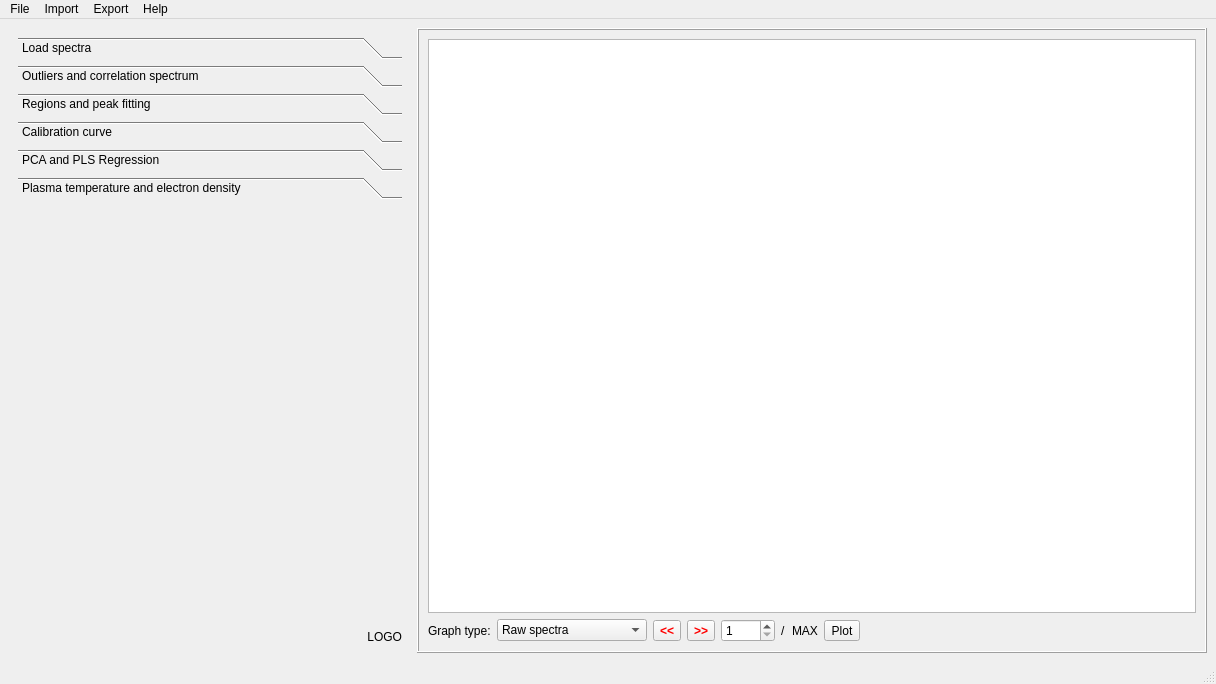
The window that pic/libssa.ui (kstenio/libssa) describes before a commit, drawn with Qt 5.
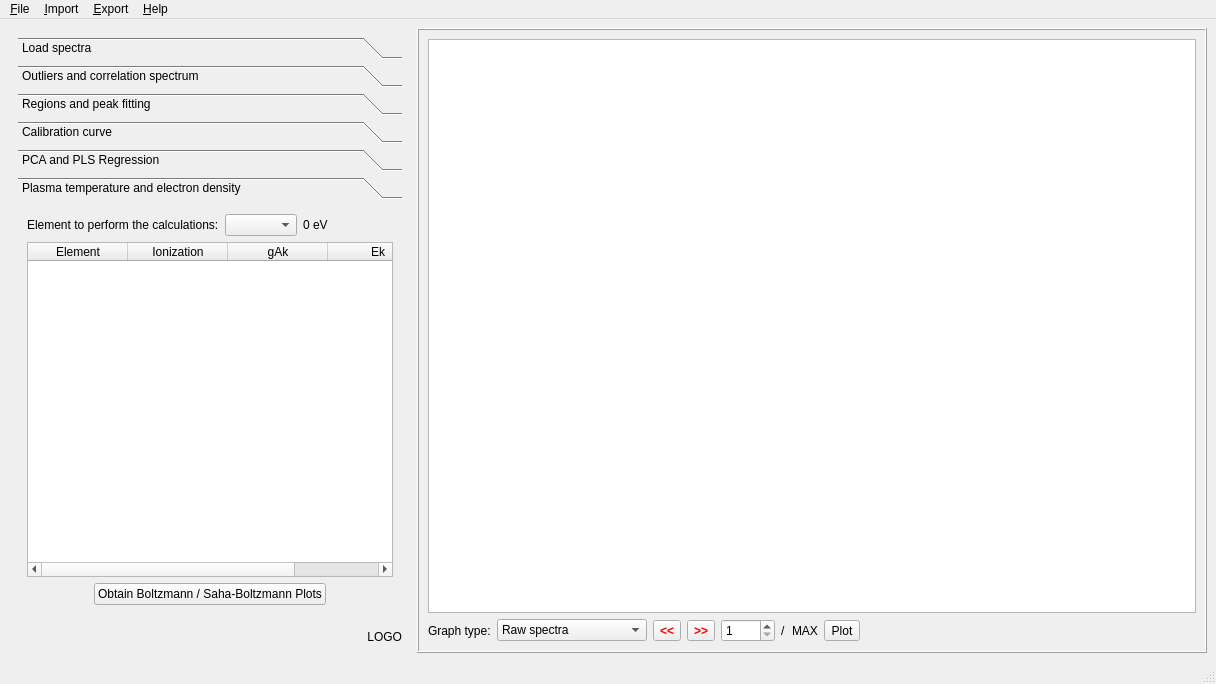
The same window after the commit. The open tabs and pages were chosen to show the change. Icons and pictures are not drawn. Custom widgets are drawn as their Qt base class.

Patch:
```diff
--- a/pic/libssa.ui
+++ b/pic/libssa.ui
@@ -1774,6 +1774,96 @@
             <attribute name="label">
              <string>Plasma temperature and electron density</string>
             </attribute>
+            <layout class="QVBoxLayout" name="verticalLayout_2">
+             <item>
+              <layout class="QHBoxLayout" name="horizontalLayout_11">
+               <item>
+                <widget class="QLabel" name="p6lB1">
+                 <property name="text">
+                  <string>Element to perform the calculations:</string>
+                 </property>
+                </widget>
+               </item>
+               <item>
+                <widget class="QComboBox" name="p6cB1"/>
+               </item>
+               <item>
+                <widget class="QLabel" name="p6lB2">
+                 <property name="sizePolicy">
+                  <sizepolicy hsizetype="Expanding" vsizetype="Preferred">
+                   <horstretch>0</horstretch>
+                   <verstretch>0</verstretch>
+                  </sizepolicy>
+                 </property>
+                 <property name="text">
+                  <string>0 eV</string>
+                 </property>
+                </widget>
+               </item>
+              </layout>
+             </item>
+             <item>
+              <widget class="QTableWidget" name="p6tW1">
+               <column>
+                <property name="text">
+                 <string>Element</string>
+                </property>
+               </column>
+               <column>
+                <property name="text">
+                 <string>Ionization</string>
+                </property>
+               </column>
+               <column>
+                <property name="text">
+                 <string>gAk</string>
+                </property>
+               </column>
+               <column>
+                <property name="text">
+                 <string>Ek</string>
+                </property>
+               </column>
+              </widget>
+             </item>
+             <item>
+              <layout class="QHBoxLayout" name="horizontalLayout_12">
+               <item>
+                <spacer name="horizontalSpacer_6">
+                 <property name="orientation">
+                  <enum>Qt::Horizontal</enum>
+                 </property>
+                 <property name="sizeHint" stdset="0">
+                  <size>
+                   <width>40</width>
+                   <height>20</height>
+                  </size>
+                 </property>
+                </spacer>
+               </item>
+               <item>
+                <widget class="QPushButton" name="p6pB1">
+                 <property name="text">
+                  <string>Obtain Boltzmann / Saha-Boltzmann Plots</string>
+                 </property>
+                </widget>
+               </item>
+               <item>
+                <spacer name="horizontalSpacer_5">
+                 <property name="orientation">
+                  <enum>Qt::Horizontal</enum>
+                 </property>
+                 <property name="sizeHint" stdset="0">
+                  <size>
+                   <width>40</width>
+                   <height>20</height>
+                  </size>
+                 </property>
+                </spacer>
+               </item>
+              </layout>
+             </item>
+            </layout>
            </widget>
           </widget>
          </item>
@@ -1987,7 +2077,7 @@
    </property>
    <widget class="QMenu" name="menuFile">
     <property name="title">
-     <string>File</string>
+     <string>&amp;File</string>
     </property>
     <addaction name="actionF01"/>
     <addaction name="actionF02"/>
@@ -1996,13 +2086,13 @@
    </widget>
    <widget class="QMenu" name="menuImport">
     <property name="title">
-     <string>Import</string>
+     <string>&amp;Import</string>
     </property>
     <addaction name="actionI01"/>
    </widget>
    <widget class="QMenu" name="menuExport">
     <property name="title">
-     <string>Export</string>
+     <string>&amp;Export</string>
     </property>
     <widget class="QMenu" name="menuSpectra_ASCII">
      <property name="title">
@@ -2042,7 +2132,7 @@
    </widget>
    <widget class="QMenu" name="menuHelp">
     <property name="title">
-     <string>Help</string>
+     <string>&amp;Help</string>
     </property>
     <addaction name="actionH01"/>
    </widget>
```
Left out of the diff: 8 changed lines with no effect on the pictures.
